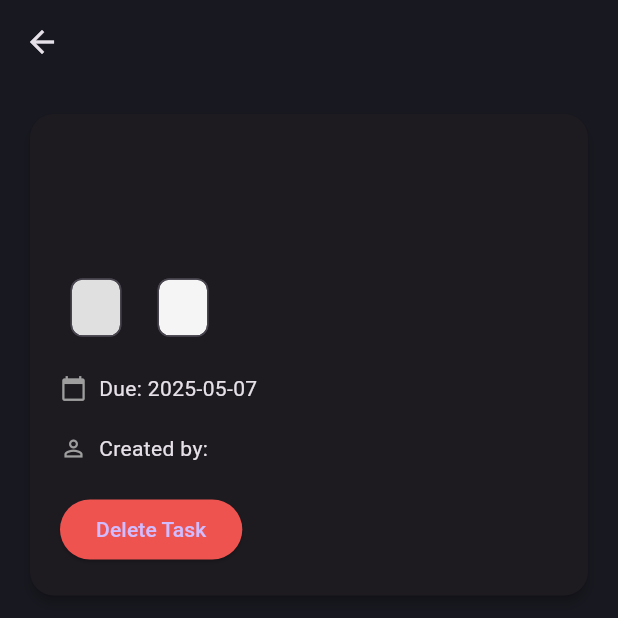
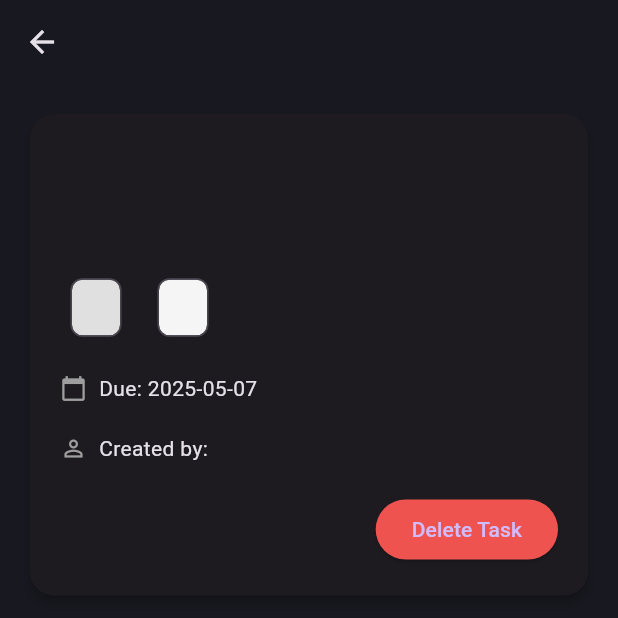
Before and after one commit to OmarAyman85/collab-workspace-app-OmarAyman, a Flutter app: the TaskDetailPage screen opened directly with empty values, on a phone screen of 412 x 824 dp, the top half of it. Run offline on Flutter 3.47's test engine with Material 3 defaults, Android fonts, the phone set to English and light mode, and no system bars; our stand-ins replace cloud_firestore, dartz, equatable, firebase_auth, firebase_core, flutter_bloc and 2 more; missing offline and left inert: gantt_chart; accounts and stored records are empty.

Commit message:
Task Card sizes ficture ...

```diff
--- a/collab-workspace-app-OmarAyman/focusflow/lib/features/task/presentation/widgets/task_detail_section.dart
+++ b/collab-workspace-app-OmarAyman/focusflow/lib/features/task/presentation/widgets/task_detail_section.dart
@@ -36,7 +36,7 @@ class TaskDetailSection extends StatelessWidget {
               task.description,
               style: Theme.of(
                 context,
-              ).textTheme.bodyMedium?.copyWith(color: Colors.grey.shade700),
+              ).textTheme.bodyMedium?.copyWith(color: Colors.grey.shade200),
             ),
             const SizedBox(height: 20),
             Wrap(
@@ -64,7 +64,7 @@ class TaskDetailSection extends StatelessWidget {
             _infoRow(Icons.person_outline, 'Created by: $createdByName'),
             const SizedBox(height: 20),
             Row(
-              mainAxisAlignment: MainAxisAlignment.spaceBetween,
+              mainAxisAlignment: MainAxisAlignment.end,
               children: [
                 ElevatedButton(
                   onPressed: onDelete,
--- a/collab-workspace-app-OmarAyman/focusflow/lib/features/task/presentation/widgets/task_info_chip.dart
+++ b/collab-workspace-app-OmarAyman/focusflow/lib/features/task/presentation/widgets/task_info_chip.dart
@@ -13,7 +13,7 @@ class TaskInfoChip extends StatelessWidget {
   @override
   Widget build(BuildContext context) {
     return Chip(
-      label: Text(label, style: const TextStyle(fontWeight: FontWeight.w600)),
+      label: Text(label, style: const TextStyle(fontWeight: FontWeight.w600, color: Colors.black)),
       backgroundColor: color,
     );
   }
```
Also changed, not shown: collab-workspace-app-OmarAyman/focusflow/lib/features/task/presentation/widgets/task_card.dart (+20 -4 lines).
